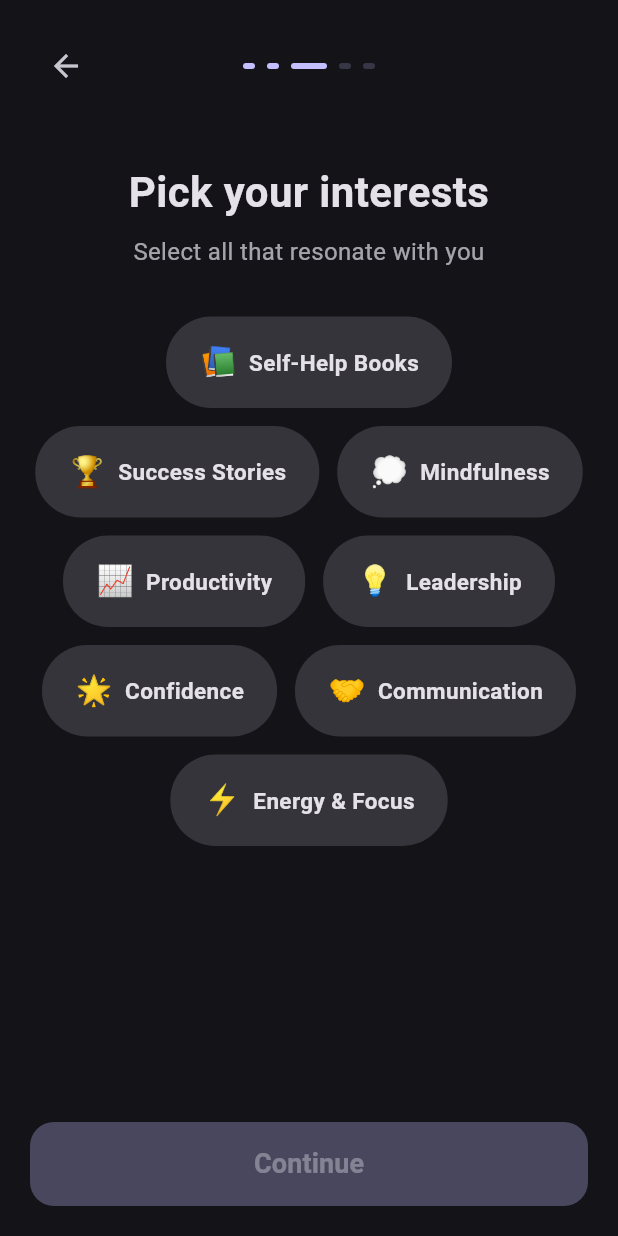
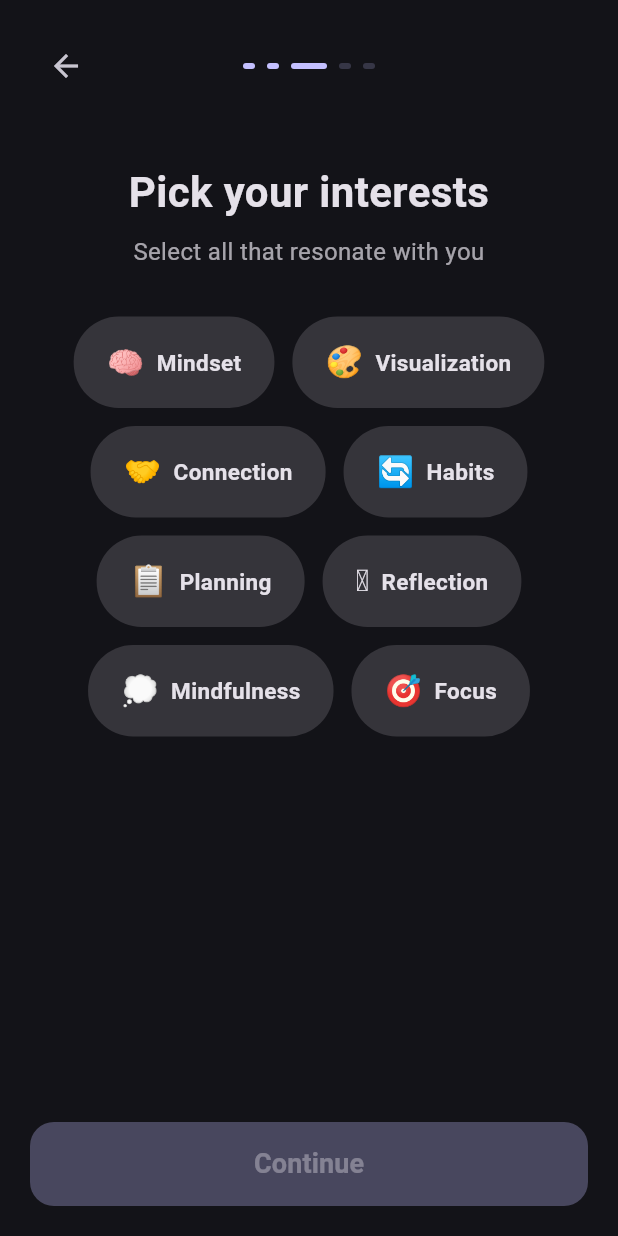
Before and after one commit to hiranosasuke/excerpt-ui, a Flutter app: the OnboardingFlow screen opened directly with empty values, swiped to page 3, on a phone screen of 412 x 824 dp. Run offline on Flutter 3.47's test engine with Material 3 defaults, Android fonts, the phone set to English and light mode, and no system bars; our stand-ins replace modal_bottom_sheet.

Commit message:
UI cleanup

```diff
--- a/lib/screens/home_screen.dart
+++ b/lib/screens/home_screen.dart
@@ -569,7 +569,8 @@ class _HomeScreenState extends State<HomeScreen> with TickerProviderStateMixin {
                       Theme.of(context).colorScheme.onSurface.withOpacity(0.5),
                 ),
                 const SizedBox(width: 8),
-                Text(
+                Flexible(
+                  child: Text(
                     excerpt["book"] ?? "",
                     style: TextStyle(
                       fontSize: 14,
@@ -577,6 +578,8 @@ class _HomeScreenState extends State<HomeScreen> with TickerProviderStateMixin {
                           .colorScheme
                           .onSurface
                           .withOpacity(0.5),
+                    ),
+                    overflow: TextOverflow.ellipsis,
                   ),
                 ),
               ],
--- a/lib/screens/sign_in_page.dart
+++ b/lib/screens/sign_in_page.dart
@@ -123,14 +123,14 @@ class _OnboardingFlowState extends State<OnboardingFlow> {
       'title': 'Pick your interests',
       'subtitle': 'Select all that resonate with you',
       'options': [
-        {'icon': '📚', 'label': 'Self-Help Books'},
-        {'icon': '🏆', 'label': 'Success Stories'},
+        {'icon': '🧠', 'label': 'Mindset'},
+        {'icon': '🎨', 'label': 'Visualization'},
+        {'icon': '🤝', 'label': 'Connection'},
+        {'icon': '🔄', 'label': 'Habits'},
+        {'icon': '📋', 'label': 'Planning'},
+        {'icon': '🪞', 'label': 'Reflection'},
         {'icon': '💭', 'label': 'Mindfulness'},
-        {'icon': '📈', 'label': 'Productivity'},
-        {'icon': '💡', 'label': 'Leadership'},
-        {'icon': '🌟', 'label': 'Confidence'},
-        {'icon': '🤝', 'label': 'Communication'},
-        {'icon': '⚡', 'label': 'Energy & Focus'},
+        {'icon': '🎯', 'label': 'Focus'},
       ],
     },
     {
```
Lines whose indentation alone changed are shown as unchanged.
